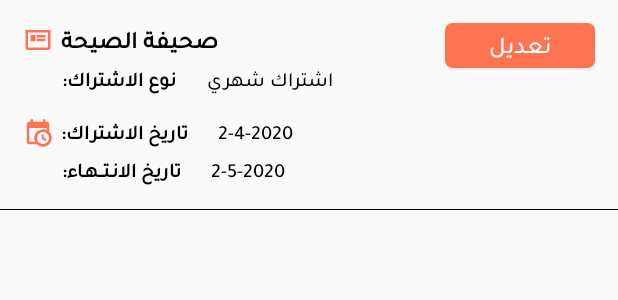
After one commit to altayeb3mer/PressNewsPaper, an Android app: the layout my_subs_items.xml on its own in the app's theme, with its tools: preview values and no code run, on a phone screen of 412 x 824 dp. The commit adds this screen. Shown: the top 300 px of the screen. Run offline under Robolectric (Android 15) with nearby library versions, the phone set to English and light mode, and no system bars.

Commit message:
25-4-2020 12:42 AM

```diff
--- a/app/src/main/res/layout/fragment_my_sub.xml
+++ b/app/src/main/res/layout/fragment_my_sub.xml
@@ -3,14 +3,18 @@
     xmlns:tools="http://schemas.android.com/tools"
     android:layout_width="match_parent"
     android:layout_height="match_parent"
+    xmlns:app="http://schemas.android.com/apk/res-auto"
     tools:context=".Fragments.MySubFragment">
 
-    <!-- TODO: Update blank fragment layout -->
-    <TextView
-        android:layout_width="wrap_content"
+    <androidx.recyclerview.widget.RecyclerView
+        android:id="@+id/spc_recycler"
+        android:layout_width="match_parent"
         android:layout_height="wrap_content"
-        android:text="Fragment 2"
-        android:layout_centerVertical="true"
-        android:layout_centerHorizontal="true"/>
+        app:layoutManager="androidx.recyclerview.widget.GridLayoutManager"
+        app:spanCount="1"
+        tools:itemCount="50"
+        android:visibility="visible"
+        tools:listitem="@layout/my_subs_items"
+        />
 
 </RelativeLayout>
--- /dev/null
+++ b/app/src/main/res/layout/my_subs_items.xml
@@ -0,0 +1,141 @@
+<?xml version="1.0" encoding="utf-8"?>
+<RelativeLayout xmlns:android="http://schemas.android.com/apk/res/android"
+    android:layout_width="match_parent"
+    android:layout_height="wrap_content">
+    <RelativeLayout
+        android:id="@+id/container1"
+        android:layout_width="match_parent"
+        android:layout_height="wrap_content"
+        android:padding="@dimen/margin_large_size">
+        <androidx.appcompat.widget.AppCompatButton
+            android:layout_width="100dp"
+            android:layout_height="30dp"
+            android:text="تعديل"
+            android:background="@drawable/shape_btn_bg_redius5"
+            android:textSize="@dimen/txt_normal_size"
+            android:textColor="@android:color/white"
+            android:layout_alignParentEnd="true"
+            android:layout_alignParentRight="true" />
+        <LinearLayout
+            android:id="@+id/ly1"
+            android:layout_width="wrap_content"
+            android:layout_height="wrap_content"
+            android:orientation="horizontal"
+            android:gravity="center_vertical">
+            <ImageView
+                android:layout_width="20dp"
+                android:layout_height="20dp"
+                android:src="@drawable/ic_newspaper"/>
+            <TextView
+                android:textStyle="bold"
+                android:textColor="@android:color/black"
+                android:textSize="@dimen/txt_normal_size"
+                android:layout_width="wrap_content"
+                android:layout_height="wrap_content"
+                android:text="صحيفة الصيحة"
+                android:layout_marginLeft="5dp"
+                android:layout_marginStart="5dp" />
+        </LinearLayout>
+        <LinearLayout
+            android:layout_marginTop="5dp"
+            android:layout_below="@+id/ly1"
+            android:id="@+id/ly2"
+            android:layout_width="match_parent"
+            android:layout_height="wrap_content"
+            android:orientation="horizontal"
+            android:gravity="center_vertical">
+            <ImageView
+                android:layout_width="20dp"
+                android:layout_height="20dp"/>
+            <TextView
+                android:textStyle="bold"
+                android:textColor="@android:color/black"
+                android:textSize="@dimen/txt_small_size"
+                android:layout_width="wrap_content"
+                android:layout_height="wrap_content"
+                android:text="نوع الاشتراك:"
+                android:layout_marginLeft="5dp"
+                android:layout_marginStart="5dp" />
+            <TextView
+                android:textColor="@android:color/black"
+                android:textSize="@dimen/txt_small_size"
+                android:layout_width="wrap_content"
+                android:layout_height="wrap_content"
+                android:text="اشتراك شهري"
+                android:layout_marginLeft="20dp"
+                android:layout_marginRight="20dp"/>
+        </LinearLayout>
+        <LinearLayout
+            android:layout_below="@+id/ly2"
+            android:layout_width="match_parent"
+            android:layout_height="wrap_content"
+            android:orientation="horizontal"
+            android:gravity="center_vertical">
+        </LinearLayout>
+        <LinearLayout
+            android:layout_marginTop="15dp"
+            android:layout_below="@+id/ly2"
+            android:id="@+id/ly3"
+            android:layout_width="match_parent"
+            android:layout_height="wrap_content"
+            android:orientation="horizontal"
+            android:gravity="center_vertical">
+            <ImageView
+                android:layout_width="20dp"
+                android:layout_height="20dp"
+                android:src="@drawable/ic_calendar_clock"/>
+            <TextView
+                android:textStyle="bold"
+                android:textColor="@android:color/black"
+                android:textSize="@dimen/txt_small_size"
+                android:layout_width="wrap_content"
+                android:layout_height="wrap_content"
+                android:text="تاريخ الاشتراك:"
+                android:layout_marginLeft="5dp"
+                android:layout_marginStart="5dp" />
+            <TextView
+                android:textColor="@android:color/black"
+                android:textSize="@dimen/txt_small_size"
+                android:layout_width="wrap_content"
+                android:layout_height="wrap_content"
+                android:text="2-4-2020"
+                android:layout_marginLeft="20dp"
+                android:layout_marginRight="20dp"/>
+        </LinearLayout>
+        <LinearLayout
+            android:layout_marginTop="5dp"
+            android:layout_below="@+id/ly3"
+            android:id="@+id/ly4"
+            android:layout_width="match_parent"
+            android:layout_height="wrap_content"
+            android:orientation="horizontal"
+            android:gravity="center_vertical">
+            <ImageView
+                android:layout_width="20dp"
+                android:layout_height="20dp"/>
+            <TextView
+                android:textStyle="bold"
+                android:textColor="@android:color/black"
+                android:textSize="@dimen/txt_small_size"
+                android:layout_width="wrap_content"
+                android:layout_height="wrap_content"
+                android:text="تاريخ الانـتــهـاء:"
+                android:layout_marginLeft="5dp"
+                android:layout_marginStart="5dp" />
+            <TextView
+                android:textColor="@android:color/black"
+                android:textSize="@dimen/txt_small_size"
+                android:layout_width="wrap_content"
+                android:layout_height="wrap_content"
+                android:text="2-5-2020"
+                android:layout_marginLeft="20dp"
+                android:layout_marginRight="20dp"/>
+        </LinearLayout>
+
+    </RelativeLayout>
+    <View
+        android:layout_below="@+id/container1"
+        android:layout_width="match_parent"
+        android:layout_height="0.5dp"
+        android:background="@android:color/black"/>
+</RelativeLayout>
```
